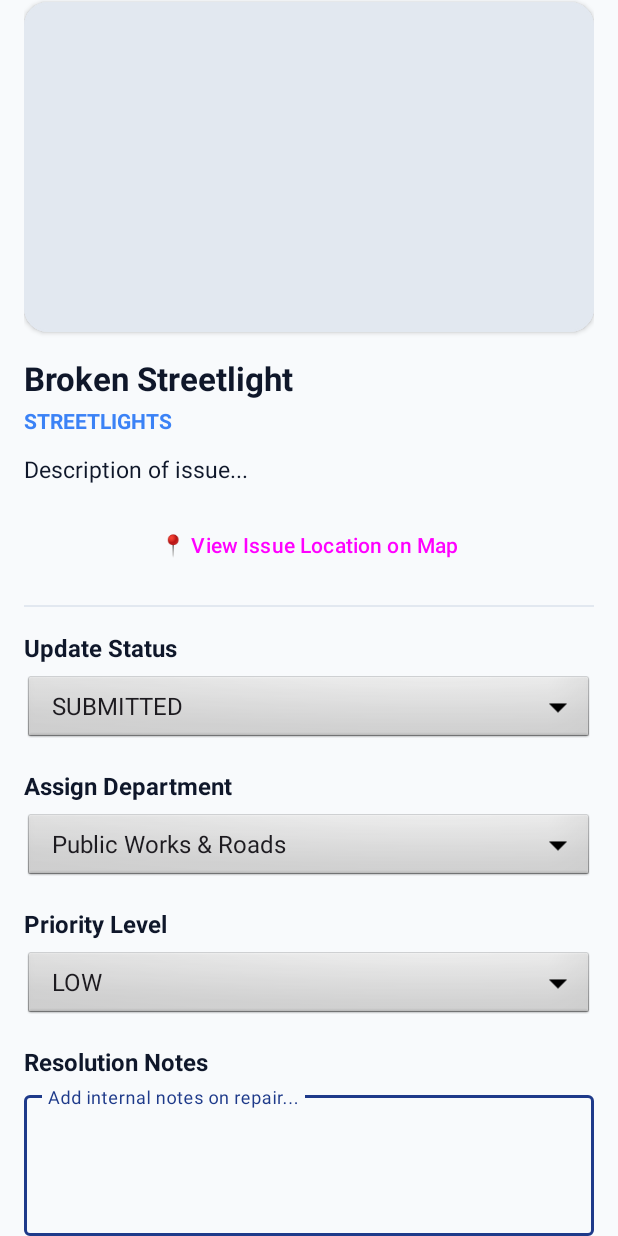
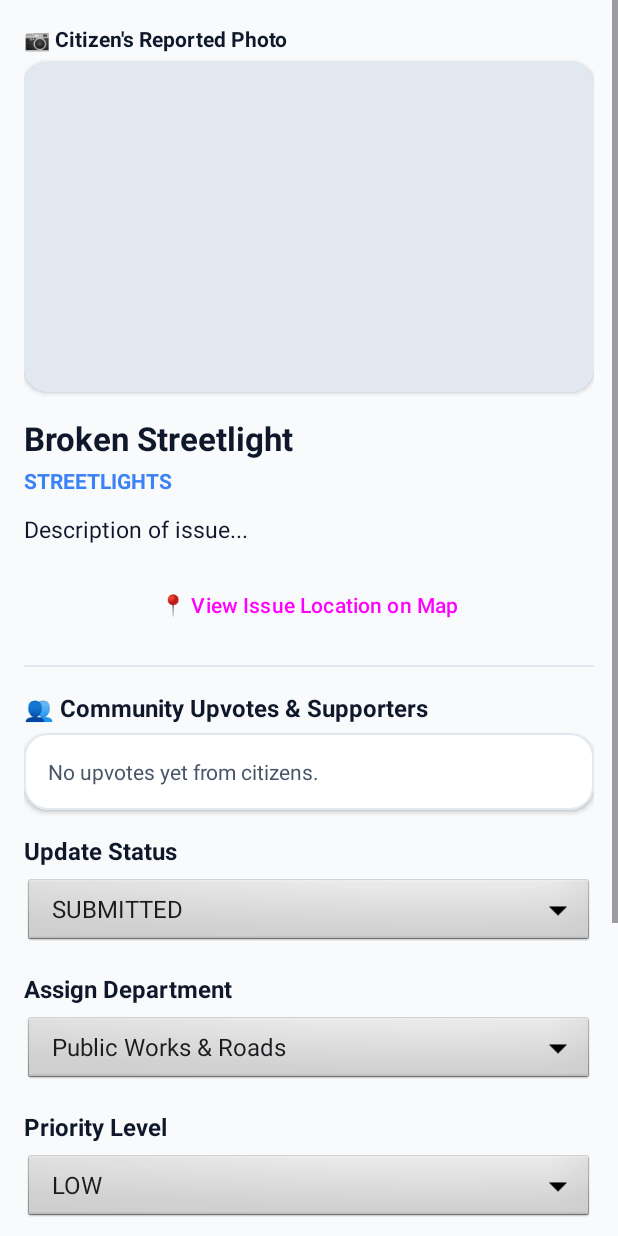
Before and after one commit to sidh3310/municipal_citizen_app, an Android app built with Jetpack Compose: the OfficerComplaintDetailsActivity screen opened directly, with no data from a screen before it, on a phone screen of 412 x 824 dp. Run offline under Robolectric (Android 15) with nearby library versions, the phone set to English and light mode, and no system bars; pictures from the network do not load; 9 statements that could not run were skipped.

Commit message:
Restrict voting to Citizens only and display upvoted citizen list on Officer complaint details

```diff
--- a/app/src/main/java/com/example/municipalcitizenapp/activities/MapActivity.kt
+++ b/app/src/main/java/com/example/municipalcitizenapp/activities/MapActivity.kt
@@ -28,7 +28,7 @@ class MapActivity : ComponentActivity() {
     private fun fetchComplaintsForMap() {
         FirebaseRepository.getAllComplaints(
             onSuccess = { complaints ->
-                val adapter = ComplaintAdapter(complaints) { complaint ->
+                val adapter = ComplaintAdapter(complaints, isCitizen = false) { complaint ->
                     if (!complaint.latitude.isNullOrEmpty() && !complaint.longitude.isNullOrEmpty()) {
                         val gmmIntentUri = Uri.parse("geo:${complaint.latitude},${complaint.longitude}?q=${complaint.latitude},${complaint.longitude}(${complaint.title})")
                         val mapIntent = Intent(Intent.ACTION_VIEW, gmmIntentUri)
--- a/app/src/main/java/com/example/municipalcitizenapp/activities/MyComplaintsActivity.kt
+++ b/app/src/main/java/com/example/municipalcitizenapp/activities/MyComplaintsActivity.kt
@@ -73,7 +73,7 @@ class MyComplaintsActivity : ComponentActivity() {
     }
 
     private fun displayComplaints(list: List<Complaint>) {
-        adapter = ComplaintAdapter(list) { complaint ->
+        adapter = ComplaintAdapter(list, isCitizen = true) { complaint ->
             val intent = Intent(this@MyComplaintsActivity, ComplaintDetailsActivity::class.java)
             intent.putExtra("complaint_json", Gson().toJson(complaint))
             startActivity(intent)
--- a/app/src/main/java/com/example/municipalcitizenapp/activities/OfficerDashboardActivity.kt
+++ b/app/src/main/java/com/example/municipalcitizenapp/activities/OfficerDashboardActivity.kt
@@ -95,7 +95,7 @@ class OfficerDashboardActivity : ComponentActivity() {
     }
 
     private fun displayComplaints(complaints: List<Complaint>) {
-        rvOfficerComplaints.adapter = ComplaintAdapter(complaints) { complaint ->
+        rvOfficerComplaints.adapter = ComplaintAdapter(complaints, isCitizen = false) { complaint ->
             val intent = Intent(this@OfficerDashboardActivity, OfficerComplaintDetailsActivity::class.java)
             intent.putExtra("complaint_json", Gson().toJson(complaint))
             startActivity(intent)
--- a/app/src/main/res/layout/activity_officer_complaint_details.xml
+++ b/app/src/main/res/layout/activity_officer_complaint_details.xml
@@ -77,6 +77,41 @@
             android:layout_height="1dp"
             android:background="@color/card_stroke"
             android:layout_marginVertical="16dp" />
+
+        <TextView
+            android:layout_width="wrap_content"
+            android:layout_height="wrap_content"
+            android:text="👥 Community Upvotes &amp; Supporters"
+            android:textStyle="bold"
+            android:textColor="@color/black"
+            android:textSize="16sp"
+            android:layout_marginBottom="6dp" />
+
+        <com.google.android.material.card.MaterialCardView
+            android:layout_width="match_parent"
+            android:layout_height="wrap_content"
+            app:cardCornerRadius="16dp"
+            app:cardElevation="2dp"
+            app:cardBackgroundColor="@color/white"
+            app:strokeWidth="1dp"
+            app:strokeColor="@color/card_stroke"
+            android:layout_marginBottom="16dp">
+
+            <LinearLayout
+                android:layout_width="match_parent"
+                android:layout_height="wrap_content"
+                android:orientation="vertical"
+                android:padding="16dp">
+
+                <TextView
+                    android:id="@+id/tvUpvotedUsersList"
+                    android:layout_width="match_parent"
+                    android:layout_height="wrap_content"
+                    android:text="No upvotes yet from citizens."
+                    android:textColor="#475569"
+                    android:textSize="14sp" />
+            </LinearLayout>
+        </com.google.android.material.card.MaterialCardView>
 
         <TextView
             android:layout_width="wrap_content"
```
Also changed, not shown: app/src/main/java/com/example/municipalcitizenapp/activities/OfficerComplaintDetailsActivity.kt (+9 -0 lines), app/src/main/java/com/example/municipalcitizenapp/adapters/ComplaintAdapter.kt (+14 -4 lines).
